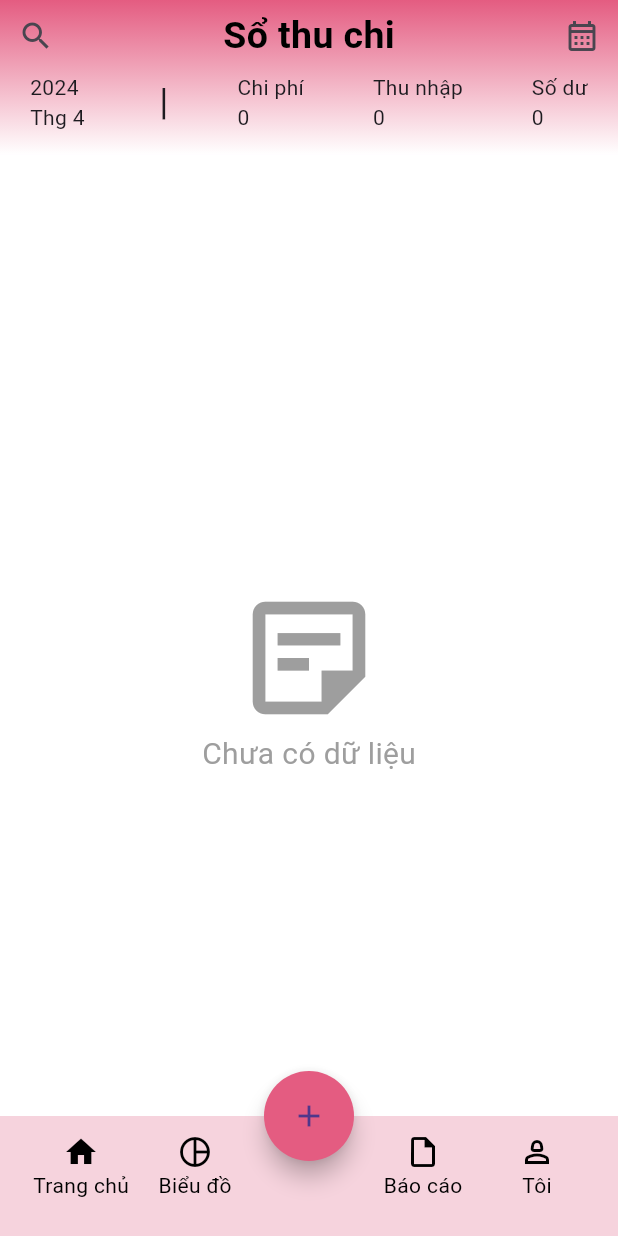
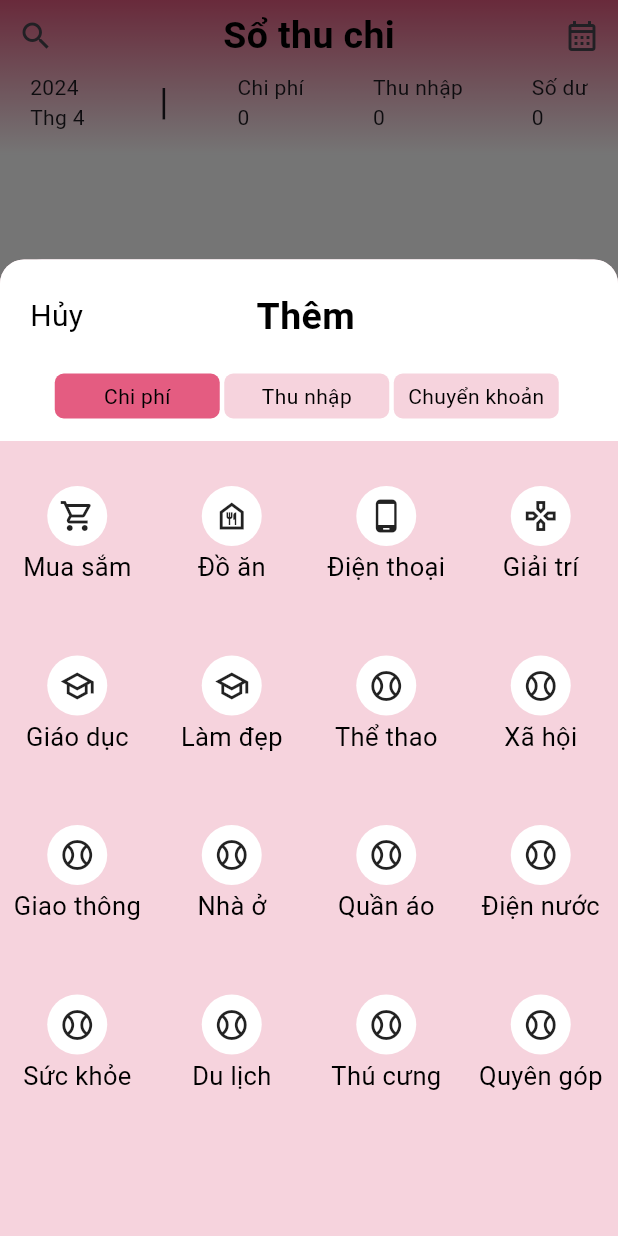
Before and after one commit to hunglydev/money_management, a Flutter app: the screen it shows after launch, after a tap on the "add" icon, on a phone screen of 412 x 824 dp. Run offline on Flutter 3.47's test engine with Material 3 defaults, Android fonts, the phone set to English and light mode, and no system bars.

```diff
--- a/lib/constant/constant.dart
+++ b/lib/constant/constant.dart
@@ -4,8 +4,10 @@ class AppColor {
   static const Color primaryColor = Color.fromRGBO(228, 92, 129, 1);
   static const Color backgroundColor = Color.fromRGBO(246, 211, 221, 1.0);
   static const Color black = Colors.black;
+  static const Color white = Colors.white;
 }
 
 class AppConst {
   static const double paddingHorizontal = 20;
+  static const double border16 = 16;
 }
--- a/lib/constant/theme.dart
+++ b/lib/constant/theme.dart
@@ -2,6 +2,16 @@ import 'package:flutter/material.dart';
 import 'package:money_management/constant/constant.dart';
 
 final ThemeData lightThemeData = ThemeData(
-    textTheme: const TextTheme(
-        headlineMedium: TextStyle(
-            color: AppColor.black, fontSize: 25, fontWeight: FontWeight.bold)));
+  textTheme: const TextTheme(
+    headlineMedium: TextStyle(
+        color: AppColor.black, fontSize: 25, fontWeight: FontWeight.bold),
+    labelLarge: TextStyle(
+      color: AppColor.black,
+      fontSize: 20,
+    ),
+    bodyLarge: TextStyle(
+      color: AppColor.black,
+      fontSize: 17,
+    ),
+  ),
+);
--- a/lib/main.dart
+++ b/lib/main.dart
@@ -1,13 +1,12 @@
 import 'package:flutter/material.dart';
-import 'package:money_management/constant/constant.dart';
+
 import 'package:money_management/constant/theme.dart';
 import 'package:money_management/screen/dashboard.dart';
-import 'package:money_management/screen/home_screen.dart';
 
 void main() {
   runApp(
     MaterialApp(
-      home: Scaffold(body: Dashboard()),
+      home: const Scaffold(body: Dashboard()),
       theme: lightThemeData,
       debugShowCheckedModeBanner: false,
     ),
--- /dev/null
+++ b/lib/screen/add_screen.dart
@@ -0,0 +1,216 @@
+import 'package:flutter/material.dart';
+import 'package:money_management/constant/constant.dart';
+import 'package:money_management/constant/theme.dart';
+import 'package:money_management/widget/item_add.dart';
+
+class ShowBottomSheetAdd extends StatefulWidget {
+  const ShowBottomSheetAdd({super.key});
+
+  @override
+  State createState() {
+    return ShowBottomSheetStateAdd();
+  }
+}
+
+class ShowBottomSheetStateAdd extends State<ShowBottomSheetAdd> {
+  int _index = 0;
+  final List<String> _title = [
+    "Mua sắm",
+    "Đồ ăn",
+    "Điện thoại",
+    "Giải trí",
+    "Giáo dục",
+    "Làm đẹp",
+    "Thể thao",
+    "Xã hội",
+    "Giao thông",
+    "Nhà ở",
+    "Quần áo",
+    "Điện nước",
+    "Sức khỏe",
+    "Du lịch",
+    "Thú cưng",
+    "Quyên góp"
+  ];
+  final List<IconData> _iconData = [
+    Icons.shopping_cart_outlined,
+    Icons.food_bank_outlined,
+    Icons.phone_android,
+    Icons.gamepad_outlined,
+    Icons.school_outlined,
+    Icons.school_outlined,
+    Icons.sports_baseball_outlined,
+    Icons.sports_baseball_outlined,
+    Icons.sports_baseball_outlined,
+    Icons.sports_baseball_outlined,
+    Icons.sports_baseball_outlined,
+    Icons.sports_baseball_outlined,
+    Icons.sports_baseball_outlined,
+    Icons.sports_baseball_outlined,
+    Icons.sports_baseball_outlined,
+    Icons.sports_baseball_outlined,
+  ];
+  @override
+  void initState() {
+    super.initState();
+    _index = 0;
+  }
+
+  @override
+  Widget build(BuildContext context) {
+    return Container(
+      decoration: const BoxDecoration(
+          color: AppColor.backgroundColor,
+          borderRadius: BorderRadius.only(
+              topRight: Radius.circular(AppConst.border16),
+              topLeft: Radius.circular(AppConst.border16))),
+      child: Column(
+        children: [
+          Container(
+            decoration: const BoxDecoration(
+                color: AppColor.white,
+                borderRadius: BorderRadius.only(
+                    topRight: Radius.circular(AppConst.border16),
+                    topLeft: Radius.circular(AppConst.border16))),
+            child: Column(
+              children: [
+                const SizedBox(
+                  height: 20,
+                ),
+                Padding(
+                  padding: const EdgeInsets.symmetric(
+                      horizontal: AppConst.paddingHorizontal),
+                  child: Row(
+                    mainAxisAlignment: MainAxisAlignment.spaceBetween,
+                    children: [
+                      GestureDetector(
+                        onTap: () {
+                          Navigator.pop(context);
+                        },
+                        child: Text(
+                          "Hủy",
+                          style: lightThemeData.textTheme.labelLarge,
+                        ),
+                      ),
+                      Text(
+                        "Thêm",
+                        style: lightThemeData.textTheme.headlineMedium,
+                      ),
+                      Container(
+                        width: 40,
+                      ),
+                    ],
+                  ),
+                ),
+                const SizedBox(
+                  height: 20,
+                ),
+                Row(
+                  mainAxisAlignment: MainAxisAlignment.center,
+                  children: [
+                    InkWell(
+                      onTap: () {
+                        setState(() {
+                          _index = 0;
+                        });
+                      },
+                      child: Container(
+                        alignment: Alignment.center,
+                        width: 110,
+                        height: 30,
+                        margin: const EdgeInsets.only(right: 3),
+                        decoration: BoxDecoration(
+                          borderRadius: BorderRadius.circular(6),
+                          color: _index == 0
+                              ? AppColor.primaryColor
+                              : AppColor.backgroundColor,
+                        ),
+                        child: Text(
+                          "Chi phí",
+                          style: TextStyle(
+                            color:
+                                _index == 0 ? AppColor.black : AppColor.black,
+                          ),
+                        ),
+                      ),
+                    ),
+                    InkWell(
+                      onTap: () {
+                        setState(() {
+                          _index = 1;
+                        });
+                      },
+                      child: Container(
+                        alignment: Alignment.center,
+                        width: 110,
+                        height: 30,
+                        margin: const EdgeInsets.only(right: 3),
+                        decoration: BoxDecoration(
+                          borderRadius: BorderRadius.circular(6),
+                          color: _index == 1
+                              ? AppColor.primaryColor
+                              : AppColor.backgroundColor,
+                        ),
+                        child: Text(
+                          "Thu nhập",
+                          style: TextStyle(
+                            color:
+                                _index == 1 ? AppColor.black : AppColor.black,
+                          ),
+                        ),
+                      ),
+                    ),
+                    InkWell(
+                      onTap: () {
+                        setState(() {
+                          _index = 2;
+                        });
+                      },
+                      child: Container(
+                        alignment: Alignment.center,
+                        width: 110,
+                        height: 30,
+                        margin: const EdgeInsets.only(right: 3),
+                        decoration: BoxDecoration(
+                          borderRadius: BorderRadius.circular(6),
+                          color: _index == 2
+                              ? AppColor.primaryColor
+                              : AppColor.backgroundColor,
+                        ),
+                        child: Text(
+                          "Chuyển khoản",
+                          style: TextStyle(
+                            color:
+                                _index == 2 ? AppColor.black : AppColor.black,
+                          ),
+                        ),
+                      ),
+                    ),
+                  ],
+                ),
+                const SizedBox(
+                  height: 15,
+                )
+              ],
+            ),
+          ),
+          const SizedBox(
+            height: 30,
+          ),
+          SizedBox(
+            height: 500,
+            child: GridView.builder(
+                itemCount: _iconData.length,
+                padding: EdgeInsets.zero,
+                physics: const NeverScrollableScrollPhysics(),
+                gridDelegate: const SliverGridDelegateWithFixedCrossAxisCount(
+                    mainAxisSpacing: 10, crossAxisCount: 4),
+                itemBuilder: (context, index) {
+                  return itemAdd(_iconData[index], _title[index]);
+                }),
+          )
+        ],
+      ),
+    );
+  }
+}
--- a/lib/screen/dashboard.dart
+++ b/lib/screen/dashboard.dart
@@ -1,5 +1,6 @@
 import 'package:flutter/material.dart';
 import 'package:money_management/constant/constant.dart';
+import 'package:money_management/screen/add_screen.dart';
 import 'package:money_management/screen/home_screen.dart';
 import 'package:money_management/widget/bottom_nav_item.dart';
 
@@ -24,7 +25,6 @@ class DashboardState extends State<Dashboard> {
   }
 
   final List<Widget> _screen = [
-    const HomeScreen(),
     const HomeScreen(),
     const HomeScreen(),
     const HomeScreen(),
@@ -53,12 +53,12 @@ class DashboardState extends State<Dashboard> {
                 iconData: Icons.insert_drive_file_outlined,
                 title: "Báo cáo",
                 onTap: () => _setPage(3),
-                isSelected: _pageIndex == 3),
+                isSelected: _pageIndex == 2),
             BottomNavItem(
                 iconData: Icons.person_2_outlined,
                 title: "Tôi",
                 onTap: () => _setPage(4),
-                isSelected: _pageIndex == 4),
+                isSelected: _pageIndex == 3),
           ],
         ),
       ),
@@ -69,7 +69,14 @@ class DashboardState extends State<Dashboard> {
         child: FloatingActionButton(
           shape: const CircleBorder(),
           backgroundColor: AppColor.primaryColor,
-          onPressed: () => _setPage(2),
+          onPressed: () {
+            showModalBottomSheet(
+                useSafeArea: true,
+                context: context,
+                isScrollControlled: true,
+                builder: (context) =>
+                    const SingleChildScrollView(child: ShowBottomSheetAdd()));
+          },
           child: const Icon(Icons.add),
         ),
       ),
--- a/lib/widget/bottom_nav_item.dart
+++ b/lib/widget/bottom_nav_item.dart
@@ -1,4 +1,3 @@
-import 'package:flutter/cupertino.dart';
 import 'package:flutter/material.dart';
 import 'package:money_management/constant/constant.dart';
 
--- /dev/null
+++ b/lib/widget/item_add.dart
@@ -0,0 +1,24 @@
+import 'package:flutter/material.dart';
+import 'package:money_management/constant/constant.dart';
+import 'package:money_management/constant/theme.dart';
+
+Widget itemAdd(IconData iconData, String title) {
+  return Column(
+    children: [
+      Container(
+        width: 40,
+        height: 40,
+        decoration:
+            const BoxDecoration(shape: BoxShape.circle, color: AppColor.white),
+        child: Icon(iconData),
+      ),
+      const SizedBox(
+        height: 2,
+      ),
+      Text(
+        title,
+        style: lightThemeData.textTheme.bodyLarge,
+      )
+    ],
+  );
+}
```
